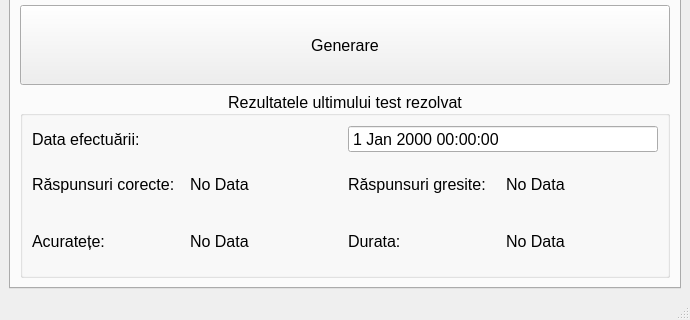
VladimirV01/test-generator, file main_window.ui: the form before one commit; both pictures show x 0 to 690 and y 474 to 794 of the 690 by 794 pixel window.
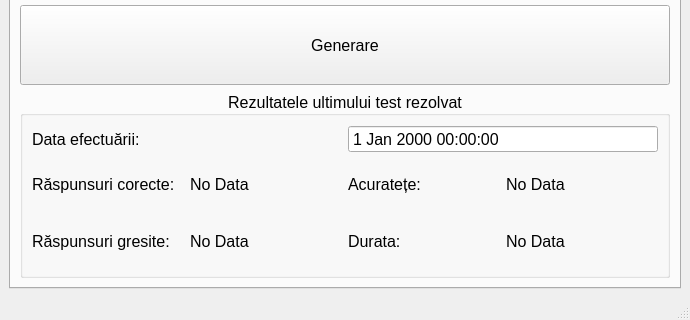
The form after the commit.

Patch:
```diff
--- a/main_window.ui
+++ b/main_window.ui
@@ -161,13 +161,6 @@
           <layout class="QVBoxLayout" name="verticalLayout_2">
            <item>
             <layout class="QGridLayout" name="gridLayout_2">
-             <item row="1" column="2">
-              <widget class="QLabel" name="label_4">
-               <property name="text">
-                <string>Răspunsuri gresite:</string>
-               </property>
-              </widget>
-             </item>
              <item row="1" column="0">
               <widget class="QLabel" name="label_3">
                <property name="text">
@@ -175,48 +168,6 @@
                </property>
               </widget>
              </item>
-             <item row="2" column="0">
-              <widget class="QLabel" name="label_5">
-               <property name="text">
-                <string>Acuratețe:</string>
-               </property>
-              </widget>
-             </item>
-             <item row="2" column="1">
-              <widget class="QLabel" name="last_test_accuracy">
-               <property name="text">
-                <string>No Data</string>
-               </property>
-              </widget>
-             </item>
-             <item row="1" column="1">
-              <widget class="QLabel" name="last_test_right_answers">
-               <property name="text">
-                <string>No Data</string>
-               </property>
-              </widget>
-             </item>
-             <item row="1" column="3">
-              <widget class="QLabel" name="last_test_wrong_answers">
-               <property name="text">
-                <string>No Data</string>
-               </property>
-              </widget>
-             </item>
-             <item row="2" column="2">
-              <widget class="QLabel" name="label_6">
-               <property name="text">
-                <string>Durata:</string>
-               </property>
-              </widget>
-             </item>
-             <item row="2" column="3">
-              <widget class="QLabel" name="last_test_duration">
-               <property name="text">
-                <string>No Data</string>
-               </property>
-              </widget>
-             </item>
              <item row="0" column="2" colspan="2">
               <widget class="QDateTimeEdit" name="last_test_datetime">
                <property name="readOnly">
@@ -227,6 +178,20 @@
                </property>
               </widget>
              </item>
+             <item row="1" column="3">
+              <widget class="QLabel" name="last_test_accuracy">
+               <property name="text">
+                <string>No Data</string>
+               </property>
+              </widget>
+             </item>
+             <item row="1" column="2">
+              <widget class="QLabel" name="label_5">
+               <property name="text">
+                <string>Acuratețe:</string>
+               </property>
+              </widget>
+             </item>
              <item row="0" column="0" colspan="2">
               <widget class="QLabel" name="label_2">
                <property name="text">
@@ -234,6 +199,41 @@
                </property>
               </widget>
              </item>
+             <item row="1" column="1">
+              <widget class="QLabel" name="last_test_right_answers">
+               <property name="text">
+                <string>No Data</string>
+               </property>
+              </widget>
+             </item>
+             <item row="3" column="0">
+              <widget class="QLabel" name="label_4">
+               <property name="text">
+                <string>Răspunsuri gresite:</string>
+               </property>
+              </widget>
+             </item>
+             <item row="3" column="1">
+              <widget class="QLabel" name="last_test_wrong_answers">
+               <property name="text">
+                <string>No Data</string>
+               </property>
+              </widget>
+             </item>
+             <item row="3" column="2">
+              <widget class="QLabel" name="label_6">
+               <property name="text">
+                <string>Durata:</string>
+               </property>
+              </widget>
+             </item>
+             <item row="3" column="3">
+              <widget class="QLabel" name="last_test_duration">
+               <property name="text">
+                <string>No Data</string>
+               </property>
+              </widget>
+             </item>
             </layout>
            </item>
           </layout>
```
